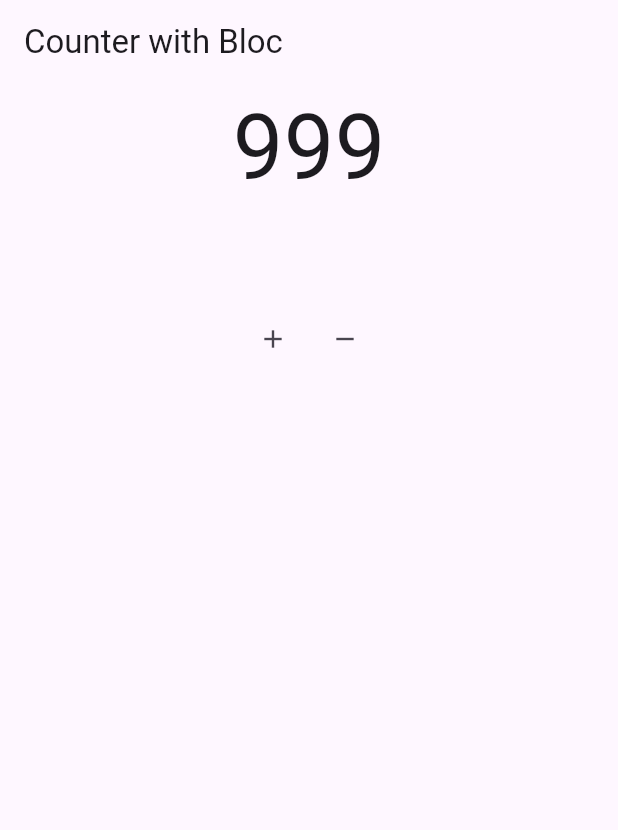
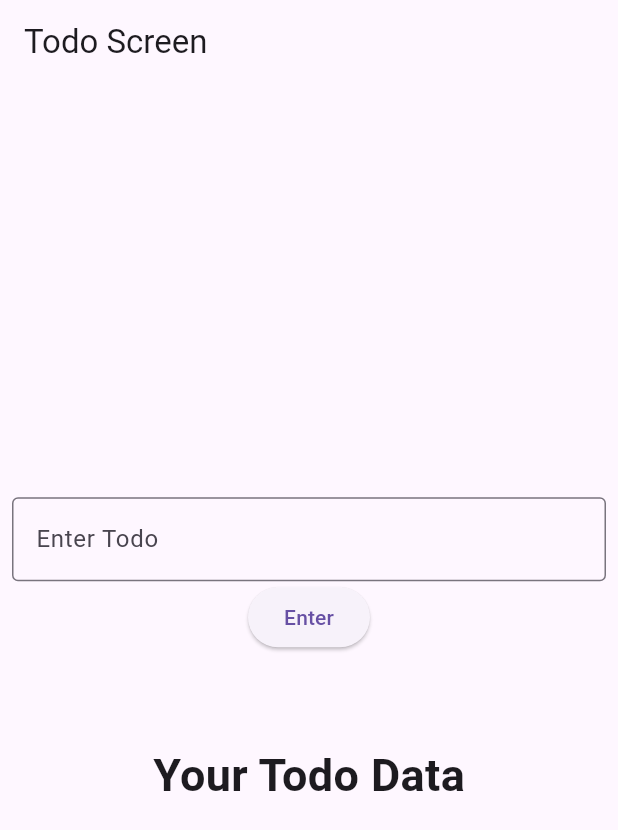
Before and after one commit to prabesh605/ecommerce_broadway, a Flutter app: the screen it shows after launch, on a phone screen of 412 x 824 dp. Shown: the top 830 px of the screen. Run offline on Flutter 3.47's test engine with Material 3 defaults, Android fonts, the phone set to English and light mode, and no system bars; our stand-ins replace flutter_bloc.

Commit message:
todo bloc

```diff
--- /dev/null
+++ b/lib/blocs/todo/todo_bloc.dart
@@ -0,0 +1,23 @@
+import 'package:ecommerce_app/blocs/todo/todo_event.dart';
+import 'package:ecommerce_app/blocs/todo/todo_state.dart';
+import 'package:flutter_bloc/flutter_bloc.dart';
+
+// bloc
+//if addTodo click
+//--process
+// -- state send
+class TodoBloc extends Bloc<TodoEvent, TodoState> {
+  TodoBloc() : super(TodoInitial()) {
+    List<String> list = [];
+    //--add event -> loadsuccess
+    on<AddTodo>((event, emit) {
+      list.add(event.task);
+      emit(LoadTodoSuccess(list));
+    });
+    //--remove event ->loadSuccess
+    on<RemoveTodo>((event, emit) {
+      list.removeAt(event.index);
+      emit(LoadTodoSuccess(list));
+    });
+  }
+}
--- /dev/null
+++ b/lib/blocs/todo/todo_event.dart
@@ -0,0 +1,14 @@
+abstract class TodoEvent {}
+
+class AddTodo extends TodoEvent {
+  final String task;
+  AddTodo(this.task);
+}
+
+class RemoveTodo extends TodoEvent {
+  final int index;
+  RemoveTodo(this.index);
+}
+
+//addTodo
+//removeTodo
--- /dev/null
+++ b/lib/blocs/todo/todo_state.dart
@@ -0,0 +1,8 @@
+abstract class TodoState {}
+
+class TodoInitial extends TodoState {}
+
+class LoadTodoSuccess extends TodoState {
+  final List<String> todos;
+  LoadTodoSuccess(this.todos);
+}
--- a/lib/main.dart
+++ b/lib/main.dart
@@ -1,14 +1,16 @@
-import 'package:ecommerce_app/bloc/counter_bloc.dart';
+import 'package:ecommerce_app/blocs/counter_bloc/counter_bloc.dart';
+import 'package:ecommerce_app/blocs/todo/todo_bloc.dart';
 import 'package:ecommerce_app/controller/weather_controller.dart';
-import 'package:ecommerce_app/providers/counter_provider.dart';
-import 'package:ecommerce_app/providers/weather_provider.dart';
+// import 'package:ecommerce_app/providers/counter_provider.dart';
+// import 'package:ecommerce_app/providers/weather_provider.dart';
 import 'package:ecommerce_app/services/weather_service.dart';
 import 'package:ecommerce_app/views/counter_screen.dart';
-import 'package:ecommerce_app/views/home_screen.dart';
-import 'package:ecommerce_app/providers/theme_provider.dart';
+import 'package:ecommerce_app/views/todo_screen.dart';
+// import 'package:ecommerce_app/views/home_screen.dart';
+// import 'package:ecommerce_app/providers/theme_provider.dart';
 import 'package:flutter/material.dart';
 import 'package:flutter_bloc/flutter_bloc.dart';
-import 'package:provider/provider.dart';
+// import 'package:provider/provider.dart';
 
 void main() {
   WeatherService weatherService = WeatherService(
@@ -17,7 +19,10 @@ void main() {
   WeatherController weatherController = WeatherController(weatherService);
   runApp(
     MultiBlocProvider(
-      providers: [BlocProvider(create: (_) => CounterBloc())],
+      providers: [
+        BlocProvider(create: (_) => CounterBloc()),
+        BlocProvider(create: (_) => TodoBloc()),
+      ],
       child: const MyApp(),
     ),
 
@@ -47,7 +52,7 @@ class MyApp extends StatelessWidget {
       theme: ThemeData.light(),
       title: 'Flutter Demo',
 
-      home: CounterScreen(),
+      home: TodoScreen(),
     );
   }
 }
--- a/lib/views/counter_screen.dart
+++ b/lib/views/counter_screen.dart
@@ -1,6 +1,6 @@
-import 'package:ecommerce_app/bloc/counter_bloc.dart';
-import 'package:ecommerce_app/bloc/counter_event.dart';
-import 'package:ecommerce_app/bloc/counter_state.dart';
+import 'package:ecommerce_app/blocs/counter_bloc/counter_bloc.dart';
+import 'package:ecommerce_app/blocs/counter_bloc/counter_event.dart';
+import 'package:ecommerce_app/blocs/counter_bloc/counter_state.dart';
 import 'package:flutter/material.dart';
 import 'package:flutter_bloc/flutter_bloc.dart';
 
--- /dev/null
+++ b/lib/views/todo_screen.dart
@@ -0,0 +1,90 @@
+import 'package:ecommerce_app/blocs/todo/todo_bloc.dart';
+import 'package:ecommerce_app/blocs/todo/todo_event.dart';
+import 'package:ecommerce_app/blocs/todo/todo_state.dart';
+import 'package:flutter/material.dart';
+import 'package:flutter_bloc/flutter_bloc.dart';
+
+class TodoScreen extends StatefulWidget {
+  const TodoScreen({super.key});
+
+  @override
+  State<TodoScreen> createState() => _TodoScreenState();
+}
+
+class _TodoScreenState extends State<TodoScreen> {
+  TextEditingController controller = TextEditingController();
+  @override
+  Widget build(BuildContext context) {
+    return Scaffold(
+      appBar: AppBar(title: Text("Todo Screen")),
+      body: Padding(
+        padding: const EdgeInsets.all(8.0),
+        child: Column(
+          mainAxisAlignment: MainAxisAlignment.center,
+          crossAxisAlignment: CrossAxisAlignment.center,
+          children: [
+            TextFormField(
+              controller: controller,
+              decoration: InputDecoration(
+                label: Text("Enter Todo"),
+                border: OutlineInputBorder(),
+              ),
+            ),
+            ElevatedButton(
+              onPressed: () {
+                context.read<TodoBloc>().add(AddTodo(controller.text));
+              },
+              child: Text("Enter"),
+            ),
+            SizedBox(height: 60),
+            Text(
+              "Your Todo Data",
+              style: TextStyle(fontSize: 30, fontWeight: FontWeight.bold),
+            ),
+            SizedBox(height: 10),
+            BlocBuilder<TodoBloc, TodoState>(
+              builder: (context, state) {
+                if (state is LoadTodoSuccess) {
+                  final List<String> responseList = state.todos;
+                  return SizedBox(
+                    height: 500,
+                    child: ListView.builder(
+                      itemCount: responseList.length,
+                      itemBuilder: (context, index) {
+                        final String listData = responseList[index];
+                        return Center(
+                          child: Row(
+                            mainAxisAlignment: MainAxisAlignment.spaceBetween,
+                            children: [
+                              Text(
+                                listData,
+                                style: TextStyle(
+                                  fontWeight: FontWeight.bold,
+                                  fontSize: 22,
+                                ),
+                              ),
+                              IconButton(
+                                onPressed: () {
+                                  context.read<TodoBloc>().add(
+                                    RemoveTodo(index),
+                                  );
+                                },
+                                icon: Icon(Icons.delete, color: Colors.red),
+                              ),
+                            ],
+                          ),
+                        );
+                      },
+                    ),
+                  );
+                }
+                return Container();
+              },
+            ),
+            // Text("I eat food"),
+          ],
+        ),
+      ),
+    );
+  }
+}
```
Also changed, not shown: lib/blocs/counter_bloc/counter_bloc.dart (renamed from lib/bloc/counter_bloc.dart, +8 -7 lines), lib/blocs/counter_bloc/counter_event.dart (renamed from lib/bloc/counter_event.dart), lib/blocs/counter_bloc/counter_state.dart (renamed from lib/bloc/counter_state.dart).
